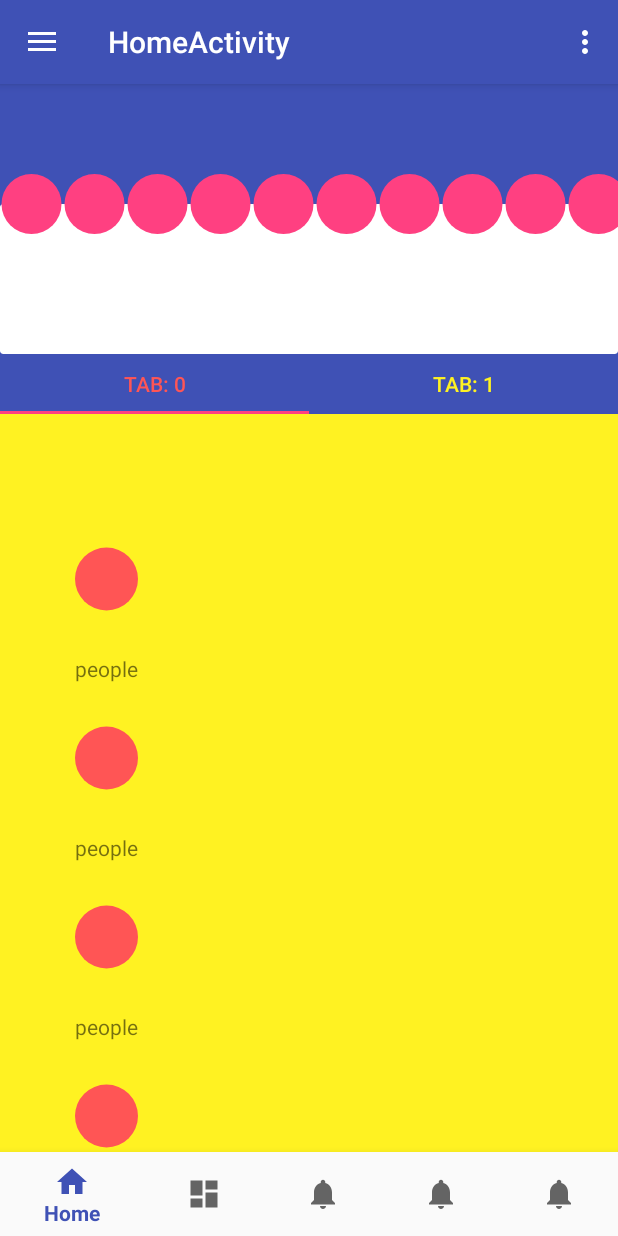
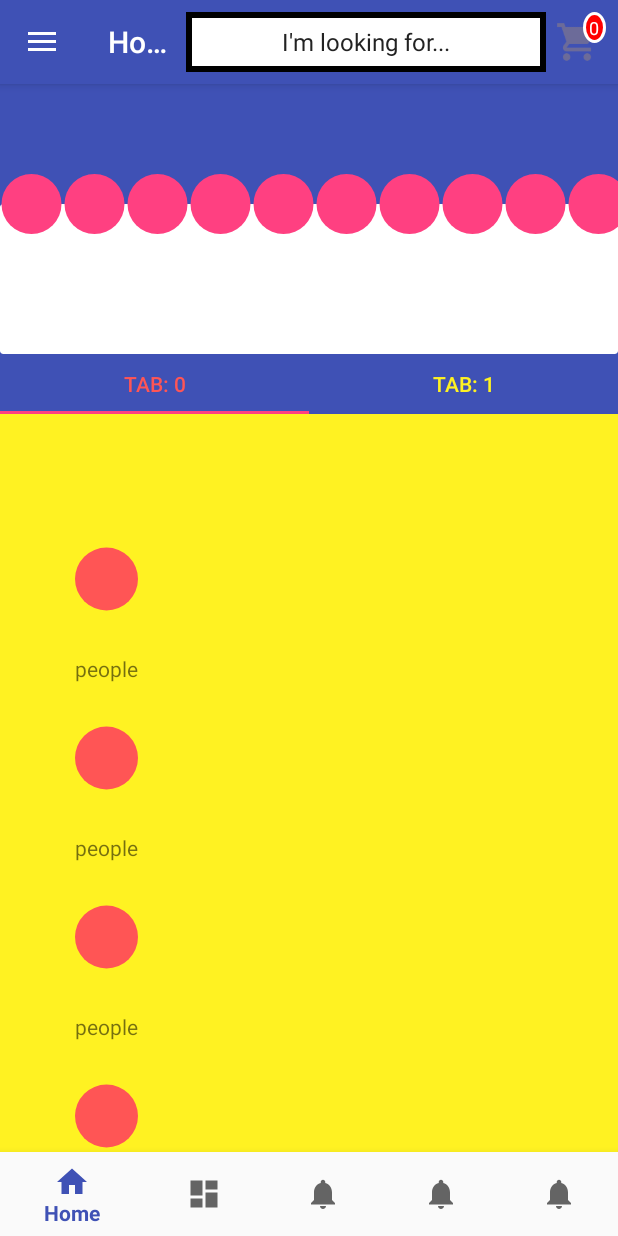
Before and after one commit to ShridharGoel/ChazeAndroid, an Android app: the screen it shows after launch (HomeActivity), on a phone screen of 412 x 824 dp. Run offline under Robolectric (Android 15) with nearby library versions, the phone set to English and light mode, and no system bars; our stand-ins replace CircleImageView, Dagger/Hilt's generated code, Timber; libraries missing offline, so code that uses them is left out: com.squareup.leakcanary; 5 statements that could not run were skipped.

Commit message:
searchView implemented

```diff
--- a/app/src/main/java/com/mission/chaze/chaze/HomeActivity.java
+++ /dev/null
@@ -1,236 +0,0 @@
-package com.mission.chaze.chaze;
-
-import android.content.Intent;
-import android.os.Bundle;
-import android.support.annotation.NonNull;
-import android.support.design.widget.BottomNavigationView;
-import android.support.design.widget.FloatingActionButton;
-import android.support.design.widget.Snackbar;
-import android.support.design.widget.TabLayout;
-import android.support.v4.view.ViewPager;
-import android.util.Log;
-import android.view.View;
-import android.support.design.widget.NavigationView;
-import android.support.v4.view.GravityCompat;
-import android.support.v4.widget.DrawerLayout;
-import android.support.v7.app.ActionBarDrawerToggle;
-import android.support.v7.app.AppCompatActivity;
-import android.support.v7.widget.Toolbar;
-import android.view.Menu;
-import android.view.MenuItem;
-import android.widget.TextView;
-import android.support.v4.app.Fragment;
-
-import com.mission.chaze.chaze.fragments.Ecomerce;
-import com.mission.chaze.chaze.fragments.Food;
-import com.mission.chaze.chaze.fragments.Home;
-import com.mission.chaze.chaze.fragments.Localsearch;
-import com.mission.chaze.chaze.fragments.more;
-
-public class HomeActivity extends AppCompatActivity
-        implements NavigationView.OnNavigationItemSelectedListener {
-
-    private TextView mTextMessage;
-    private TabLayout tabLayout;
-    BottomNavigationView bottomNavigationView;
-
-    //This is our viewPager
-    private ViewPager viewPager;
-    MenuItem prevMenuItem;
-    Ecomerce ecomerce;
-    Food food;
-    Home home;
-    Localsearch localsearch;
-    private more more_object;
-    private BottomNavigationView.OnNavigationItemSelectedListener mOnNavigationItemSelectedListener
-            = new BottomNavigationView.OnNavigationItemSelectedListener() {
-
-        @Override
-        public boolean onNavigationItemSelected(@NonNull MenuItem item) {
-            switch (item.getItemId()) {
-                case R.id.navigation_home:
-                    mTextMessage.setText(R.string.title_home);
-
-                    return true;
-                case R.id.navigation_dashboard:
-                    mTextMessage.setText(R.string.title_dashboard);
-                    return true;
-                case R.id.navigation_3:
-                    mTextMessage.setText(R.string.title_notifications);
-                    return true;
-                case R.id.navigation_4:
-                    mTextMessage.setText(R.string.title_notifications);
-                    return true;
-                case R.id.navigation_5:
-                    mTextMessage.setText(R.string.title_notifications);
-                    return true;
-            }
-            return false;
-        }
-    };
-
-    public HomeActivity() {
-    }
-
-    @Override
-    protected void onCreate(Bundle savedInstanceState) {
-        super.onCreate(savedInstanceState);
-        setContentView(R.layout.activity_home2);
-        Toolbar toolbar = (Toolbar) findViewById(R.id.toolbar);
-        setSupportActionBar(toolbar);
-
-        mTextMessage = (TextView) findViewById(R.id.message);
-        BottomNavigationView navigation = (BottomNavigationView) findViewById(R.id.navigation);
-        navigation.setOnNavigationItemSelectedListener(mOnNavigationItemSelectedListener);
-
-        /*FloatingActionButton fab = (FloatingActionButton) findViewById(R.id.fab);
-        fab.setOnClickListener(new View.OnClickListener() {
-            @Override
-            public void onClick(View view) {
-                Snackbar.make(view, "Replace with your own action", Snackbar.LENGTH_LONG)
-                        .setAction("Action", null).show();
-            }
-        });
-*/
-        DrawerLayout drawer = (DrawerLayout) findViewById(R.id.drawer_layout);
-        ActionBarDrawerToggle toggle = new ActionBarDrawerToggle(
-                this, drawer, toolbar, R.string.navigation_drawer_open, R.string.navigation_drawer_close);
-        drawer.addDrawerListener(toggle);
-        toggle.syncState();
-
-        NavigationView navigationView = (NavigationView) findViewById(R.id.nav_view);
-        navigationView.setNavigationItemSelectedListener(this);
-
-        viewPager = (ViewPager) findViewById(R.id.viewpager);
-
-        //Initializing the bottomNavigationView
-        bottomNavigationView = (BottomNavigationView)findViewById(R.id.navigation);
-
-        bottomNavigationView.setOnNavigationItemSelectedListener(
-                new BottomNavigationView.OnNavigationItemSelectedListener() {
-                    @Override
-                    public boolean onNavigationItemSelected(@NonNull MenuItem item) {
-                        switch (item.getItemId()) {
-                            case R.id.navigation_home:
-                                viewPager.setCurrentItem(0);
-                                break;
-                            case R.id.navigation_dashboard:
-                                viewPager.setCurrentItem(1);
-                                break;
-                            case R.id.navigation_3:
-                                viewPager.setCurrentItem(2);
-                                break;
-                            case R.id.navigation_4:
-                                viewPager.setCurrentItem(3);
-                                break;
-                            case R.id.navigation_5:
-                                viewPager.setCurrentItem(4);
-                                break;
-                        }
-                        return false;
-                    }
-                });
-        viewPager.addOnPageChangeListener(new ViewPager.OnPageChangeListener() {
-            @Override
-            public void onPageScrolled(int position, float positionOffset, int positionOffsetPixels) {
-
-            }
-
-            @Override
-            public void onPageSelected(int position) {
-                if (prevMenuItem != null) {
-                    prevMenuItem.setChecked(false);
-                }
-                else
-                {
-                    bottomNavigationView.getMenu().getItem(0).setChecked(false);
-                }
-                Log.d("page", "onPageSelected: "+position);
-                bottomNavigationView.getMenu().getItem(position).setChecked(true);
-                prevMenuItem = bottomNavigationView.getMenu().getItem(position);
-
-            }
-
-            @Override
-            public void onPageScrollStateChanged(int state) {
-
-            }
-        });
-        setupViewPager(viewPager);
-    }
-
-
-    private void setupViewPager(ViewPager viewPager) {
-        ViewPagerAdapter adapter = new ViewPagerAdapter(getSupportFragmentManager());
-        ecomerce=new Ecomerce();
-        food=new Food();
-        home=new Home();
-        localsearch=new Localsearch();
-        more_object=new more();
-        adapter.addFragment(ecomerce);
-        adapter.addFragment(food);
-        adapter.addFragment(home);
-        adapter.addFragment(localsearch);
-        adapter.addFragment(more_object);
-        viewPager.setAdapter(adapter);
-    }
-
-    @Override
-    public void onBackPressed() {
-        DrawerLayout drawer = (DrawerLayout) findViewById(R.id.drawer_layout);
-        if (drawer.isDrawerOpen(GravityCompat.START)) {
-            drawer.closeDrawer(GravityCompat.START);
-        } else {
-            super.onBackPressed();
-        }
-    }
-
-    @Override
-    public boolean onCreateOptionsMenu(Menu menu) {
-        // Inflate the menu; this adds items to the action bar if it is present.
-        getMenuInflater().inflate(R.menu.home, menu);
-        return true;
-    }
-
-    @Override
-    public boolean onOptionsItemSelected(MenuItem item) {
-        // Handle action bar item clicks here. The action bar will
-        // automatically handle clicks on the Home/Up button, so long
-        // as you specify a parent activity in AndroidManifest.xml.
-        int id = item.getItemId();
-
-        //noinspection SimplifiableIfStatement
-        if (id == R.id.action_settings) {
-            Intent intent=new Intent(HomeActivity.this, PostOrderStatus.class);
-            startActivity(intent);
-            return true;
-        }
-
-        return super.onOptionsItemSelected(item);
-    }
-
-    @SuppressWarnings("StatementWithEmptyBody")
-    @Override
-    public boolean onNavigationItemSelected(MenuItem item) {
-        // Handle navigation view item clicks here.
-        int id = item.getItemId();
-
-        if (id == R.id.nav_camera) {
-            // Handle the camera action
-        } else if (id == R.id.nav_gallery) {
-
-        } else if (id == R.id.nav_slideshow) {
-
-        } else if (id == R.id.nav_manage) {
-
-        } else if (id == R.id.nav_share) {
-
-        } else if (id == R.id.nav_send) {
-
-        }
-
-        DrawerLayout drawer = (DrawerLayout) findViewById(R.id.drawer_layout);
-        drawer.closeDrawer(GravityCompat.START);
-        return true;
-    }
-}
--- a/app/src/main/java/com/mission/chaze/chaze/screens/Homepage/HomeActivity.java
+++ b/app/src/main/java/com/mission/chaze/chaze/screens/Homepage/HomeActivity.java
@@ -1,20 +1,21 @@
 package com.mission.chaze.chaze.screens.Homepage;
 
+import android.content.Intent;
 import android.os.Bundle;
 import android.support.annotation.NonNull;
 import android.support.design.widget.BottomNavigationView;
+import android.support.design.widget.TabLayout;
+import android.support.v4.view.ViewPager;
+import android.util.Log;
+import android.view.View;
 import android.support.design.widget.NavigationView;
-import android.support.design.widget.TabLayout;
 import android.support.v4.view.GravityCompat;
-import android.support.v4.view.ViewPager;
 import android.support.v4.widget.DrawerLayout;
 import android.support.v7.app.ActionBarDrawerToggle;
 import android.support.v7.app.AppCompatActivity;
 import android.support.v7.widget.Toolbar;
-import android.util.Log;
 import android.view.Menu;
 import android.view.MenuItem;
-import android.widget.Button;
 import android.widget.TextView;
 import android.widget.Toast;
 
@@ -25,107 +26,96 @@ import com.mission.chaze.chaze.fragments.Food;
 import com.mission.chaze.chaze.fragments.Home;
 import com.mission.chaze.chaze.fragments.Localsearch;
 import com.mission.chaze.chaze.fragments.more;
-import com.mission.chaze.chaze.screens.base.BaseActivity;
+import com.mission.chaze.chaze.repository.CartManager;
+import com.mission.chaze.chaze.screens.search.SearchActivity;
 
-import butterknife.BindView;
-import butterknife.ButterKnife;
-import timber.log.Timber;
+import javax.inject.Inject;
 
-public class HomeActivity extends BaseActivity
+public class HomeActivity extends AppCompatActivity
         implements NavigationView.OnNavigationItemSelectedListener {
 
-
-    public HomeActivity() {
-    }
-
-    /*@BindView(R.id.message)
-    TextView mTextMessage;
-
-
-    @BindView(R.id.toolbar)
-    Toolbar toolbar;
-*/
-    @BindView(R.id.drawer_layout)
-    DrawerLayout drawer;
-
-
-    /*@Inject
-    SessionManager sessionManager;
-
-    @Inject
-    CartManager mCartManager;
-*/
-
-    @BindView(R.id.nav_view)
-    NavigationView navigationView;
-    @BindView(R.id.navigation)
-    BottomNavigationView navigation;
+    private TextView mTextMessage;
+    private TabLayout tabLayout;
+    BottomNavigationView bottomNavigationView;
 
     //This is our viewPager
-    @BindView(R.id.viewpager)
-    ViewPager viewPager;
-
-    TabLayout tabLayout;
+    private ViewPager viewPager;
     MenuItem prevMenuItem;
     Ecomerce ecomerce;
     Food food;
     Home home;
     Localsearch localsearch;
-    more more_object;
-    BottomNavigationView.OnNavigationItemSelectedListener mOnNavigationItemSelectedListener
+    private more more_object;
+    private BottomNavigationView.OnNavigationItemSelectedListener mOnNavigationItemSelectedListener
             = new BottomNavigationView.OnNavigationItemSelectedListener() {
 
         @Override
         public boolean onNavigationItemSelected(@NonNull MenuItem item) {
             switch (item.getItemId()) {
                 case R.id.navigation_home:
-                   // mTextMessage.setText(R.string.title_home);
+                    mTextMessage.setText(R.string.title_home);
 
                     return true;
                 case R.id.navigation_dashboard:
-                   // mTextMessage.setText(R.string.title_dashboard);
+                    mTextMessage.setText(R.string.title_dashboard);
                     return true;
                 case R.id.navigation_3:
-                 //   mTextMessage.setText(R.string.title_notifications);
+                    mTextMessage.setText(R.string.title_notifications);
                     return true;
                 case R.id.navigation_4:
-                   // mTextMessage.setText(R.string.title_notifications);
+                    mTextMessage.setText(R.string.title_notifications);
                     return true;
                 case R.id.navigation_5:
-                  //  mTextMessage.setText(R.string.title_notifications);
+                    mTextMessage.setText(R.string.title_notifications);
                     return true;
             }
             return false;
         }
     };
+    private TextView txtViewCount;
+    CartManager cartManager;
 
-
-
-
+    public HomeActivity() {
+    }
 
     @Override
     protected void onCreate(Bundle savedInstanceState) {
         super.onCreate(savedInstanceState);
         setContentView(R.layout.activity_home2);
+        Toolbar toolbar = (Toolbar) findViewById(R.id.toolbar);
+        setSupportActionBar(toolbar);
 
-        setUnBinder(ButterKnife.bind(this));
-
-       // setSupportActionBar(toolbar);
+        mTextMessage = (TextView) findViewById(R.id.message);
+        BottomNavigationView navigation = (BottomNavigationView) findViewById(R.id.navigation);
         navigation.setOnNavigationItemSelectedListener(mOnNavigationItemSelectedListener);
 
-      /*  ActionBarDrawerToggle toggle = new ActionBarDrawerToggle(
+        /*FloatingActionButton fab = (FloatingActionButton) findViewById(R.id.fab);
+        fab.setOnClickListener(new View.OnClickListener() {
+            @Override
+            public void onClick(View view) {
+                Snackbar.make(view, "Replace with your own action", Snackbar.LENGTH_LONG)
+                        .setAction("Action", null).show();
+            }
+        });
+*/
+        DrawerLayout drawer = (DrawerLayout) findViewById(R.id.drawer_layout);
+        ActionBarDrawerToggle toggle = new ActionBarDrawerToggle(
                 this, drawer, toolbar, R.string.navigation_drawer_open, R.string.navigation_drawer_close);
         drawer.addDrawerListener(toggle);
-        toggle.syncState();*/
+        toggle.syncState();
 
+        NavigationView navigationView = (NavigationView) findViewById(R.id.nav_view);
         navigationView.setNavigationItemSelectedListener(this);
 
-        drawer.setDrawerLockMode(DrawerLayout.LOCK_MODE_LOCKED_CLOSED);
+        viewPager = (ViewPager) findViewById(R.id.viewpager);
+
         //Initializing the bottomNavigationView
-        navigation.setOnNavigationItemSelectedListener(item-> {
+        bottomNavigationView = (BottomNavigationView)findViewById(R.id.navigation);
 
-
-
+        bottomNavigationView.setOnNavigationItemSelectedListener(
+                new BottomNavigationView.OnNavigationItemSelectedListener() {
+                    @Override
+                    public boolean onNavigationItemSelected(@NonNull MenuItem item) {
                         switch (item.getItemId()) {
                             case R.id.navigation_home:
                                 viewPager.setCurrentItem(0);
@@ -142,16 +132,56 @@ public class HomeActivity extends BaseActivity
                             case R.id.navigation_5:
                                 viewPager.setCurrentItem(4);
                                 break;
-
                         }
                         return false;
-                    });
+                    }
+                });
+        viewPager.addOnPageChangeListener(new ViewPager.OnPageChangeListener() {
+            @Override
+            public void onPageScrolled(int position, float positionOffset, int positionOffsetPixels) {
 
+            }
+
+            @Override
+            public void onPageSelected(int position) {
+                if (prevMenuItem != null) {
+                    prevMenuItem.setChecked(false);
+                }
+                else
+                {
+                    bottomNavigationView.getMenu().getItem(0).setChecked(false);
+                }
+                Log.d("page", "onPageSelected: "+position);
+                bottomNavigationView.getMenu().getItem(position).setChecked(true);
+                prevMenuItem = bottomNavigationView.getMenu().getItem(position);
+
+            }
+
+            @Override
+            public void onPageScrollStateChanged(int state) {
+
+            }
+        });
         setupViewPager(viewPager);
     }
 
 
+    private void setupViewPager(ViewPager viewPager) {
+        ViewPagerAdapter adapter = new ViewPagerAdapter(getSupportFragmentManager());
+        ecomerce=new Ecomerce();
+        food=new Food();
+        home=new Home();
+        localsearch=new Localsearch();
+        more_object=new more();
+        adapter.addFragment(ecomerce);
+        adapter.addFragment(food);
+        adapter.addFragment(home);
+        adapter.addFragment(localsearch);
+        adapter.addFragment(more_object);
+        viewPager.setAdapter(adapter);
+    }
 
+    TextView search;
     @Override
     public void onBackPressed() {
         DrawerLayout drawer = (DrawerLayout) findViewById(R.id.drawer_layout);
@@ -161,28 +191,38 @@ public class HomeActivity extends BaseActivity
             super.onBackPressed();
         }
     }
+    @Override
+    public boolean onCreateOptionsMenu(final Menu menu) {
+        cartManager = new CartManager(HomeActivity.this);
+        getMenuInflater().inflate(R.menu.menu_just_cart, menu);
+        final View cart = menu.findItem(R.id.cart_icon_badge_action).getActionView();
+        final View search = menu.findItem(R.id.serchview).getActionView();
+        txtViewCount = (TextView) cart.findViewById(R.id.cart_count_badge);
+        txtViewCount.setText(String.valueOf(0));
+        search.setOnClickListener(v->goToSearch());
+        cart.setOnClickListener(v->
+                {}
 
-    @Override
-    public boolean onCreateOptionsMenu(Menu menu) {
-        // Inflate the menu; this adds items to the action bar if it is present.
-        getMenuInflater().inflate(R.menu.home, menu);
-        return true;
+        );
+        return super.onCreateOptionsMenu(menu);
+    }
+
+    private void goToSearch() {
+
+        Intent intent = new Intent(HomeActivity.this, SearchActivity.class);
+        startActivity(intent);
     }
 
     @Override
     public boolean onOptionsItemSelected(MenuItem item) {
-        // Handle action bar item clicks here. The action bar will
-        // automatically handle clicks on the Home/Up button, so long
-        // as you specify a parent activity in AndroidManifest.xml.
-        int id = item.getItemId();
+        // Handle item selection
+        switch (item.getItemId()) {
 
-        //noinspection SimplifiableIfStatement
-        if (id == R.id.action_settings) {
-            return true;
+            default:
+                return super.onOptionsItemSelected(item);
         }
+    }
 
-        return super.onOptionsItemSelected(item);
-    }
 
     @SuppressWarnings("StatementWithEmptyBody")
     @Override
@@ -204,52 +244,8 @@ public class HomeActivity extends BaseActivity
 
         }
 
-        drawer = (DrawerLayout) findViewById(R.id.drawer_layout);
+        DrawerLayout drawer = (DrawerLayout) findViewById(R.id.drawer_layout);
         drawer.closeDrawer(GravityCompat.START);
         return true;
     }
-
-
-    private void setupViewPager(ViewPager viewPager) {
-
-        viewPager.addOnPageChangeListener(new ViewPager.OnPageChangeListener() {
-            @Override
-            public void onPageScrolled(int position, float positionOffset, int positionOffsetPixels) {
-
-            }
-
-            @Override
-            public void onPageSelected(int position) {
-
-                Toast.makeText(HomeActivity.this,""+ position, Toast.LENGTH_SHORT).show();
-
-                if (prevMenuItem != null) {
-                    prevMenuItem.setChecked(false);
-                } else {
-                    navigation.getMenu().getItem(0).setChecked(false);
-                }
-                Timber.d("onPageSelected: " + position);
-                navigation.getMenu().getItem(position).setChecked(true);
-                prevMenuItem = navigation.getMenu().getItem(position);
-
-            }
-
-            @Override
-            public void onPageScrollStateChanged(int state) {
-
-            }
-        });
-
-        ViewPagerAdapter adapter = new ViewPagerAdapter(getSupportFragmentManager());
-        ecomerce = new Ecomerce();
-        food = new Food();
-        home = new Home();
-        more_object = new more();
-        adapter.addFragment(food);
-        adapter.addFragment(home);
-        adapter.addFragment(more_object);
-        adapter.addFragment(ecomerce);
-
-        viewPager.setAdapter(adapter);
-    }
 }
--- /dev/null
+++ b/app/src/main/res/drawable-v21/cart_badge.xml
@@ -0,0 +1,16 @@
+<?xml version="1.0" encoding="utf-8"?>
+<shape xmlns:android="http://schemas.android.com/apk/res/android"
+    android:shape="oval">
+    <corners
+        android:radius="10dip"/>
+    <solid
+        android:color="#F00" />
+    <stroke
+        android:width="2dip"
+        android:color="#FFF" />
+    <padding
+        android:left="2dip"
+        android:right="2dip"
+        android:top="2dip"
+        android:bottom="2dip" />
+</shape>
--- /dev/null
+++ b/app/src/main/res/layout/cart.xml
@@ -0,0 +1,36 @@
+<?xml version="1.0" encoding="utf-8"?>
+<RelativeLayout xmlns:android="http://schemas.android.com/apk/res/android"
+
+    android:layout_width="48dp"
+    android:layout_height="40dp"
+    android:layout_marginRight="15dp"
+    android:background="@android:color/transparent"
+    android:clickable="true"
+    android:orientation="vertical">
+
+    <ImageView
+        android:id="@+id/cart_icon_image_view"
+        android:layout_marginRight="8dp"
+        android:layout_width="wrap_content"
+        android:layout_height="wrap_content"
+        android:contentDescription="Notification Icon"
+        android:gravity="center"
+        android:src="@drawable/cart_purple_light" />
+
+    <TextView xmlns:android="http://schemas.android.com/apk/res/android"
+        android:id="@+id/cart_count_badge"
+        android:layout_marginRight="8dp"
+        android:layout_width="wrap_content"
+        android:layout_height="wrap_content"
+        android:layout_alignParentEnd="true"
+        android:layout_alignTop="@id/cart_icon_image_view"
+        android:layout_alignEnd="@id/cart_icon_image_view"
+        android:background="@drawable/cart_badge"
+        android:gravity="center"
+        android:minWidth="15sp"
+        android:text="0"
+        android:textColor="#ffffffff"
+        android:textSize="12sp"
+        android:layout_alignParentRight="true"
+        android:layout_alignRight="@id/cart_icon_image_view" />
+</RelativeLayout>
--- /dev/null
+++ b/app/src/main/res/layout/searchview.xml
@@ -0,0 +1,23 @@
+<?xml version="1.0" encoding="utf-8"?>
+<RelativeLayout xmlns:android="http://schemas.android.com/apk/res/android"
+
+    android:layout_width="240dp"
+    android:layout_height="40dp"
+    android:background="@android:color/black"
+    android:clickable="true"
+    android:orientation="vertical">
+
+
+
+    <TextView xmlns:android="http://schemas.android.com/apk/res/android"
+        android:id="@+id/cart_count_badge"
+        android:layout_margin="4dp"
+        android:layout_width="match_parent"
+        android:layout_height="match_parent"
+        android:background="#fff"
+        android:gravity="center"
+        android:hint="I'm looking for..."
+        android:textColorHint="#222"
+        android:textColor="#000"
+        android:textSize="16sp"/>
+</RelativeLayout>
--- /dev/null
+++ b/app/src/main/res/menu/menu_just_cart.xml
@@ -0,0 +1,23 @@
+<?xml version="1.0" encoding="utf-8"?>
+<menu xmlns:android="http://schemas.android.com/apk/res/android"
+    xmlns:app="http://schemas.android.com/apk/res-auto">
+
+
+    <item
+        android:id="@+id/serchview"
+        android:menuCategory="secondary"
+        android:orderInCategory="1"
+        android:title="Cart"
+        app:actionLayout="@layout/searchview"
+        app:showAsAction="always" />
+
+    <item
+        android:id="@+id/cart_icon_badge_action"
+        android:icon="@drawable/ic_action_cart"
+        android:menuCategory="secondary"
+        android:orderInCategory="2"
+        android:title="Cart"
+        app:actionLayout="@layout/cart"
+        app:showAsAction="always" />
+
+</menu>
--- a/app/src/main/res/values/styles.xml
+++ b/app/src/main/res/values/styles.xml
@@ -19,4 +19,5 @@
 
     <style name="AppTheme.PopupOverlay" parent="ThemeOverlay.AppCompat.Light" />
 
+
 </resources>
```
Also changed, not shown: app/src/main/AndroidManifest.xml (+11 -5 lines), app/src/main/java/com/mission/chaze/chaze/screens/search/SearchActivity.java (added, +15 -0 lines), app/src/main/res/drawable-v21/cart_drawable.xml (added, +8 -0 lines), app/src/main/res/layout/activity_search.xml (added, +9 -0 lines), app/src/main/res/layout/search_activity.xml (added, +12 -0 lines), app/src/main/res/drawable-v21/cart_purple_light.png (added), app/src/main/res/drawable-v21/ic_action_cart.png (added), app/src/main/res/drawable-v21/shopping_cart.png (added), app/src/main/res/drawable-v21/shopping_cart_white.png (added).
